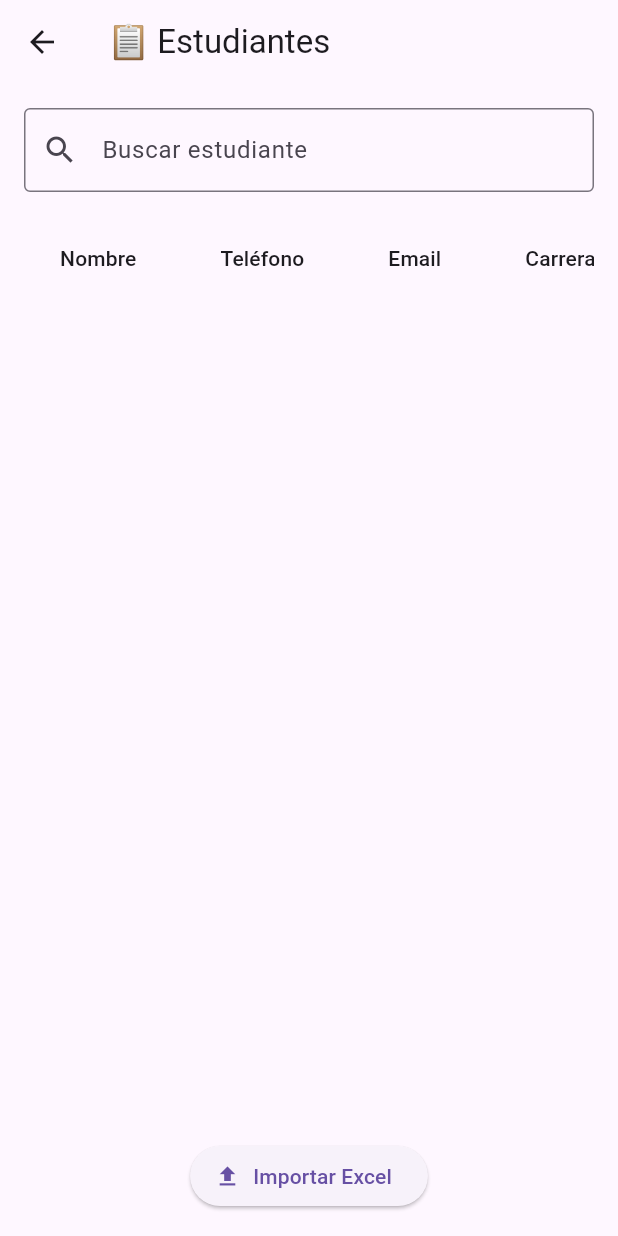
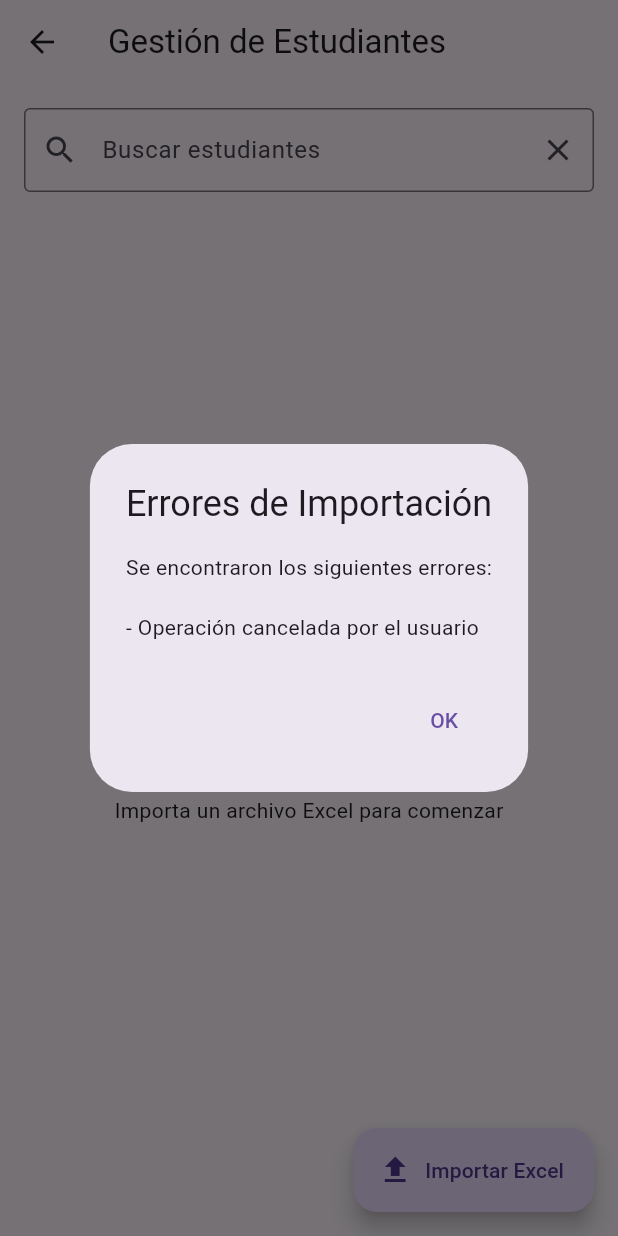
Before and after one commit to fabi-cm/App-ExamOI2, a Flutter app: the EstudiantesListPage screen opened directly, after a tap on "Importar Excel", on a phone screen of 412 x 824 dp. Run offline on Flutter 3.47's test engine with Material 3 defaults, Android fonts, the phone set to English and light mode, and no system bars; our stand-ins replace file_picker, go_router; missing offline and left inert: excel.

Commit message:
Version alfa completado, se puede importar excel en la memoria del dispositivo

```diff
--- a/lib/features/students/application/importar_estudiantes.dart
+++ b/lib/features/students/application/importar_estudiantes.dart
@@ -1,44 +1,106 @@
+import 'dart:async';
+import 'dart:isolate';
+import 'package:flutter/foundation.dart';
 import 'package:file_picker/file_picker.dart';
 import 'package:excel/excel.dart';
-import 'package:flutter/foundation.dart';
 import '../domain/estudiante.dart';
 
-Future<List<Estudiante>> importarDesdeExcel(Set<String> emailsExistentes) async {
-  final result = await FilePicker.platform.pickFiles(
-    type: FileType.custom,
-    allowedExtensions: ['xlsx'],
-  );
+class ImportResult {
+  final List<Estudiante> estudiantes;
+  final List<String> errores;
+  final int tiempoProcesamientoMs;
 
-  if (result == null || result.files.single.bytes == null) return [];
+  ImportResult({
+    required this.estudiantes,
+    required this.errores,
+    required this.tiempoProcesamientoMs,
+  });
+}
 
-  final bytes = result.files.single.bytes!;
-  final excel = Excel.decodeBytes(bytes);
+Future<ImportResult> _procesarExcelEnIsolate(List<int> bytes) async {
+  final stopwatch = Stopwatch()..start();
+  final estudiantes = <Estudiante>[];
+  final errores = <String>[];
 
-  final List<Estudiante> estudiantes = [];
-  final Set<String> nuevosEmails = {};
+  try {
+    final excel = Excel.decodeBytes(bytes);
 
-  for (var table in excel.tables.keys) {
-    final rows = excel.tables[table]!.rows;
-    for (int i = 1; i < rows.length; i++) {
-      try {
-        final estudiante = Estudiante.fromExcelRow(rows[i]);
-        if (!emailsExistentes.contains(estudiante.email) && !nuevosEmails.contains(estudiante.email)) {
-          estudiantes.add(estudiante);
-          nuevosEmails.add(estudiante.email);
+    for (final table in excel.tables.keys) {
+      final rows = excel.tables[table]!.rows;
+
+      // Saltar encabezados si existen
+      final startRow = rows.length > 1 &&
+          rows[0].any((cell) => cell?.value.toString().contains('ESTUDIANTE') ?? false)
+          ? 1 : 0;
+
+      for (int i = startRow; i < rows.length; i++) {
+        try {
+          final estudiante = Estudiante.fromExcelRow(rows[i]);
+          if (estudiante.email.isNotEmpty) {
+            estudiantes.add(estudiante);
+          }
+        } catch (e, stack) {
+          errores.add('Fila ${i + 1}: ${e.toString()}');
+          if (kDebugMode) {
+            print('Error en fila $i: $e\n$stack');
+          }
         }
-      } catch (_) {
-        // Ignorar filas mal formateadas
       }
+    }
+  } catch (e, stack) {
+    errores.add('Error al procesar archivo: ${e.toString()}');
+    if (kDebugMode) {
+      print('Error procesando Excel: $e\n$stack');
     }
   }
 
-  for (var table in excel.tables.keys) {
-    for (var row in excel.tables[table]!.rows) {
-      if (kDebugMode) {
-        print(row);
-      } // 🔍 ¿Esto muestra los datos?
+  stopwatch.stop();
+  return ImportResult(
+    estudiantes: estudiantes,
+    errores: errores,
+    tiempoProcesamientoMs: stopwatch.elapsedMilliseconds,
+  );
+}
+
+Future<ImportResult> importarEstudiantesExcel() async {
+  try {
+    // Selección de archivo
+    final result = await FilePicker.platform.pickFiles(
+      type: FileType.custom,
+      allowedExtensions: ['xlsx', 'xls'],
+      withData: true,
+    );
+
+    if (result == null || result.files.isEmpty) {
+      return ImportResult(
+        estudiantes: [],
+        errores: ['Operación cancelada por el usuario'],
+        tiempoProcesamientoMs: 0,
+      );
     }
+
+    final file = result.files.single;
+    if (file.bytes == null || file.bytes!.isEmpty) {
+      return ImportResult(
+        estudiantes: [],
+        errores: ['El archivo está vacío'],
+        tiempoProcesamientoMs: 0,
+      );
+    }
+
+    // Procesamiento en isolate separado
+    return await compute(
+      _procesarExcelEnIsolate,
+      file.bytes!,
+    );
+  } catch (e, stack) {
+    if (kDebugMode) {
+      print('Error en importarEstudiantesExcel: $e\n$stack');
+    }
+    return ImportResult(
+      estudiantes: [],
+      errores: ['Error inesperado: ${e.toString()}'],
+      tiempoProcesamientoMs: 0,
+    );
   }
-
-  return estudiantes;
 }
--- a/lib/features/students/data/estudiante_repository.dart
+++ b/lib/features/students/data/estudiante_repository.dart
@@ -1,24 +1,32 @@
+import 'package:flutter/material.dart';
+
 import '../domain/estudiante.dart';
 
-class EstudianteRepository {
-  static final EstudianteRepository _instance = EstudianteRepository._internal();
+class EstudianteRepository extends ChangeNotifier {
   final List<Estudiante> _estudiantes = [];
 
-  EstudianteRepository._internal();
+  List<Estudiante> get estudiantes => List.unmodifiable(_estudiantes);
 
-  factory EstudianteRepository() => _instance;
-
-  List<Estudiante> get estudiantes => _estudiantes;
-
-  void agregar(Estudiante e) {
-    if (!_estudiantes.any((x) => x.email == e.email || x.id == e.id)) {
-      _estudiantes.add(e);
+  void agregar(Estudiante estudiante) {
+    if (!_estudiantes.contains(estudiante)) {
+      _estudiantes.add(estudiante);
+      notifyListeners();
     }
   }
 
-  void agregarTodos(List<Estudiante> nuevos) {
-    for (final e in nuevos) {
-      agregar(e);
+  void agregarTodos(List<Estudiante> nuevosEstudiantes) {
+    bool cambios = false;
+    for (final estudiante in nuevosEstudiantes) {
+      if (!_estudiantes.contains(estudiante)) {
+        _estudiantes.add(estudiante);
+        cambios = true;
+      }
     }
+    if (cambios) notifyListeners();
+  }
+
+  void clear() {
+    _estudiantes.clear();
+    notifyListeners();
   }
 }
--- a/lib/features/students/domain/estudiante.dart
+++ b/lib/features/students/domain/estudiante.dart
@@ -1,3 +1,7 @@
+import 'package:excel/excel.dart';
+
+import 'package:excel/excel.dart';
+
 class Estudiante {
   final int id;
   final String nombre;
@@ -13,20 +17,76 @@ class Estudiante {
     required this.email,
   });
 
-  factory Estudiante.fromExcelRow(List<dynamic> row) {
-    String limpiar(dynamic val) => val?.toString().trim().replaceAll(RegExp(r'\s+'), ' ') ?? '';
+  factory Estudiante.fromExcelRow(List<Data?> row) {
+    // Función mejorada para extraer y limpiar valores de celdas
+    String obtenerValorCelda(Data? cell) {
+      if (cell == null || cell.value == null) return '';
 
-    final idRaw = row[0]?.toString() ?? '';
-    final id = int.tryParse(idRaw.replaceAll(RegExp(r'\D'), '')) ?? 0;
+      final value = cell.value;
 
-    final email = limpiar(row[4]).toLowerCase();
+      // Manejar diferentes tipos de datos de Excel
+      if (value is String) {
+        return value.toString().trim();
+      } else if (value is num) {
+        return value.toString();
+      } else if (value is bool) {
+        return value.toString();
+      // } else if (value is DateTime) {
+      //   return value?.toIso8601String();
+      } else {
+        return value.toString().trim();
+      }
+    }
+
+    // Validar y extraer el ID
+    final idStr = obtenerValorCelda(row[0]).replaceAll(RegExp(r'\D'), '');
+    final id = int.tryParse(idStr) ?? 0;
+
+    // Validar y extraer el nombre
+    final nombre = obtenerValorCelda(row[1]);
+    if (nombre.isEmpty) {
+      throw const FormatException('El campo nombre no puede estar vacío');
+    }
+
+    // Validar y extraer la carrera
+    final carrera = obtenerValorCelda(row[2]);
+    if (carrera.isEmpty) {
+      throw const FormatException('El campo carrera no puede estar vacío');
+    }
+
+    // Validar y extraer el teléfono
+    final telefono = obtenerValorCelda(row[3]).replaceAll(RegExp(r'\D'), '');
+    if (telefono.length < 7 || telefono.length > 15) {
+      throw FormatException('Teléfono inválido: $telefono');
+    }
+
+    // Validar y extraer el email
+    final email = obtenerValorCelda(row[4]).toLowerCase();
+    if (!RegExp(r'^[^@]+@[^@]+\.[^@]+').hasMatch(email)) {
+      throw FormatException('Email inválido: $email');
+    }
 
     return Estudiante(
       id: id,
-      nombre: limpiar(row[1]),
-      carrera: limpiar(row[2]),
-      telefono: limpiar(row[3]),
+      nombre: nombre,
+      carrera: carrera,
+      telefono: telefono,
       email: email,
     );
   }
+
+  @override
+  bool operator ==(Object other) =>
+      identical(this, other) ||
+          other is Estudiante &&
+              runtimeType == other.runtimeType &&
+              email == other.email;
+
+  @override
+  int get hashCode => email.hashCode;
+
+  @override
+  String toString() {
+    return 'Estudiante{id: $id, nombre: $nombre, carrera: $carrera, telefono: $telefono, email: $email}';
+  }
 }
--- a/lib/features/students/presentation/estudiantes_list_page.dart
+++ b/lib/features/students/presentation/estudiantes_list_page.dart
@@ -1,7 +1,6 @@
 import 'package:flutter/material.dart';
+import '../application/importar_estudiantes.dart';
 import '../domain/estudiante.dart';
-import '../application/importar_estudiantes.dart';
-import '../data/estudiante_repository.dart';
 
 class EstudiantesListPage extends StatefulWidget {
   const EstudiantesListPage({super.key});
@@ -12,83 +11,178 @@ class EstudiantesListPage extends StatefulWidget {
 
 class _EstudiantesListPageState extends State<EstudiantesListPage> {
   final TextEditingController _searchController = TextEditingController();
+  final List<Estudiante> _estudiantes = [];
+  bool _isLoading = false;
+  String? _errorMessage;
 
-  List<Estudiante> get _filtrados {
+  List<Estudiante> get _filteredStudents {
     final query = _searchController.text.toLowerCase();
-    return EstudianteRepository().estudiantes.where((e) =>
-    e.nombre.toLowerCase().contains(query) || e.email.toLowerCase().contains(query)).toList();
+    if (query.isEmpty) return _estudiantes;
+
+    return _estudiantes.where((est) =>
+    est.nombre.toLowerCase().contains(query) ||
+        est.email.toLowerCase().contains(query) ||
+        est.carrera.toLowerCase().contains(query)
+    ).toList();
   }
 
-  void _importar() async {
-    final nuevos = await importarDesdeExcel(
-      EstudianteRepository().estudiantes.map((e) => e.email).toSet(),
+  Future<void> _importStudents() async {
+    setState(() {
+      _isLoading = true;
+      _errorMessage = null;
+    });
+
+    try {
+      final result = await importarEstudiantesExcel();
+
+      if (result.errores.isNotEmpty) {
+        _showErrorDialog(result.errores);
+      }
+
+      if (result.estudiantes.isNotEmpty) {
+        setState(() {
+          _estudiantes.addAll(result.estudiantes);
+          ScaffoldMessenger.of(context).showSnackBar(
+            SnackBar(
+              content: Text(
+                'Importados ${result.estudiantes.length} estudiantes '
+                    'en ${result.tiempoProcesamientoMs}ms',
+              ),
+              duration: const Duration(seconds: 3),
+            ),
           );
-    setState(() {
-      EstudianteRepository().agregarTodos(nuevos);
         });
+      }
+    } catch (e) {
+      setState(() => _errorMessage = 'Error al importar: ${e.toString()}');
+    } finally {
+      setState(() => _isLoading = false);
+    }
+  }
+
+  void _showErrorDialog(List<String> errores) {
+    showDialog(
+      context: context,
+      builder: (context) => AlertDialog(
+        title: const Text('Errores de Importación'),
+        content: SingleChildScrollView(
+          child: Column(
+            mainAxisSize: MainAxisSize.min,
+            crossAxisAlignment: CrossAxisAlignment.start,
+            children: [
+              const Text('Se encontraron los siguientes errores:'),
+              const SizedBox(height: 16),
+              ...errores.take(5).map((e) => Padding(
+                padding: const EdgeInsets.symmetric(vertical: 4),
+                child: Text('- $e'),
+              )),
+              if (errores.length > 5) ...[
+                const SizedBox(height: 8),
+                Text('... y ${errores.length - 5} errores más'),
+              ],
+            ],
+          ),
+        ),
+        actions: [
+          TextButton(
+            onPressed: () => Navigator.pop(context),
+            child: const Text('OK'),
+          ),
+        ],
+      ),
+    );
   }
 
   @override
   Widget build(BuildContext context) {
     return Scaffold(
-      appBar: AppBar(title: const Text('📋 Estudiantes')),
-      body: Padding(
+      appBar: AppBar(
+        title: const Text('Gestión de Estudiantes'),
+        actions: [
+          if (_isLoading)
+            const Padding(
+              padding: EdgeInsets.all(12.0),
+              child: CircularProgressIndicator(),
+            ),
+        ],
+      ),
+      body: Column(
+        children: [
+          Padding(
             padding: const EdgeInsets.all(16.0),
-        child: Column(
-          children: [
-            TextField(
+            child: TextField(
               controller: _searchController,
+              decoration: InputDecoration(
+                labelText: 'Buscar estudiantes',
+                prefixIcon: const Icon(Icons.search),
+                suffixIcon: IconButton(
+                  icon: const Icon(Icons.clear),
+                  onPressed: () {
+                    _searchController.clear();
+                    setState(() {});
+                  },
+                ),
+                border: const OutlineInputBorder(),
+              ),
               onChanged: (_) => setState(() {}),
-              decoration: const InputDecoration(
-                labelText: 'Buscar estudiante',
-                prefixIcon: Icon(Icons.search),
-                border: OutlineInputBorder(),
             ),
           ),
-            const SizedBox(height: 16),
-            Expanded(
-              child: SingleChildScrollView(
-                scrollDirection: Axis.horizontal,
-                child: DataTable(
-                  columns: const [
-                    DataColumn(label: Text('Nombre')),
-                    DataColumn(label: Text('Teléfono')),
-                    DataColumn(label: Text('Email')),
-                    DataColumn(label: Text('Carrera')),
-                  ],
-                  rows: _filtrados.map((e) => DataRow(cells: [
-                    DataCell(Text(e.nombre)),
-                    DataCell(Text(e.telefono)),
-                    DataCell(Text(e.email)),
-                    DataCell(Text(e.carrera)),
-                  ])).toList(),
+          if (_errorMessage != null)
+            Padding(
+              padding: const EdgeInsets.symmetric(horizontal: 16.0),
+              child: Text(
+                _errorMessage!,
+                style: TextStyle(
+                  color: Theme.of(context).colorScheme.error,
                 ),
               ),
             ),
+          Expanded(
+            child: _estudiantes.isEmpty
+                ? Center(
+              child: Column(
+                mainAxisSize: MainAxisSize.min,
+                children: [
+                  const Icon(Icons.group, size: 64, color: Colors.grey),
                   const SizedBox(height: 16),
-            Row(
-              mainAxisAlignment: MainAxisAlignment.spaceAround,
-              children: [
-                // ElevatedButton.icon(
-                //   onPressed: () {},
-                //   icon: const Icon(Icons.person_add),
-                //   label: const Text('Agregar estudiante'),
-                // ),
-                // ElevatedButton.icon(
-                //   onPressed: () {},
-                //   icon: const Icon(Icons.settings),
-                //   label: const Text('Configurar notas'),
-                // ),
-                ElevatedButton.icon(
-                  onPressed: _importar,
-                  icon: const Icon(Icons.file_upload),
-                  label: const Text('Importar Excel'),
+                  Text(
+                    'No hay estudiantes registrados',
+                    style: Theme.of(context).textTheme.titleMedium,
+                  ),
+                  const SizedBox(height: 8),
+                  const Text('Importa un archivo Excel para comenzar'),
+                ],
+              ),
+            )
+                : ListView.builder(
+              itemCount: _filteredStudents.length,
+              itemBuilder: (context, index) {
+                final est = _filteredStudents[index];
+                return ListTile(
+                  title: Text(est.nombre),
+                  subtitle: Text(est.email),
+                  trailing: Text(est.carrera),
+                  onTap: () {
+                    // Acción al seleccionar estudiante
+                  },
+                );
+              },
+            ),
           ),
         ],
-            )
-          ],
       ),
+      floatingActionButton: FloatingActionButton.extended(
+        onPressed: _isLoading ? null : _importStudents,
+        icon: const Icon(Icons.upload),
+        label: const Text('Importar Excel'),
+        tooltip: 'Importar estudiantes desde Excel',
       ),
     );
   }
+
+  @override
+  void dispose() {
+    _searchController.dispose();
+    super.dispose();
   }
+}
--- a/pubspec.yaml
+++ b/pubspec.yaml
@@ -40,6 +40,7 @@ dependencies:
   go_router: ^15.1.1
   excel: ^4.0.6
   file_picker: ^10.1.2
+  shared_preferences: ^2.5.3
 
 dev_dependencies:
   flutter_test:
```
Also changed, not shown: lib/main.dart (+10 -0 lines), pubspec.lock. Lines whose indentation alone changed are shown as unchanged.
